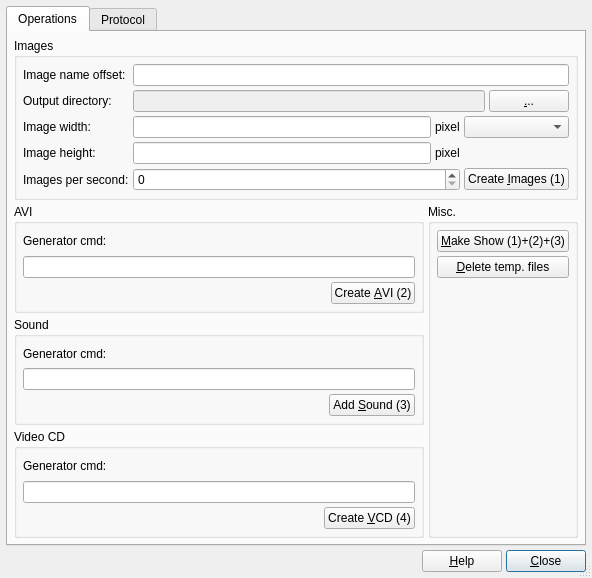
First picture: the form in src/CreateMovieDlg4.ui, repository mneuroth/MinDia, before the edit.
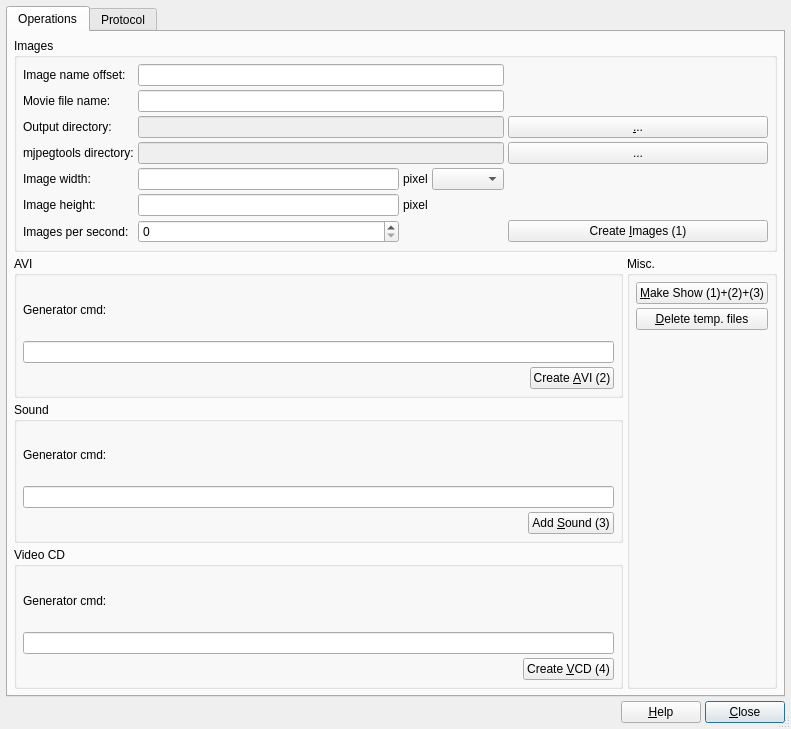
Second picture: the form after the edit.

Commit message: save and restore settings of CreateMovieDlg4 implemented

Diff of the .ui file:
```diff
--- a/src/CreateMovieDlg4.ui
+++ b/src/CreateMovieDlg4.ui
@@ -6,8 +6,8 @@
    <rect>
     <x>0</x>
     <y>0</y>
-    <width>592</width>
-    <height>578</height>
+    <width>791</width>
+    <height>729</height>
    </rect>
   </property>
   <property name="windowTitle">
@@ -32,85 +32,7 @@
          <property name="title">
           <string>Images</string>
          </property>
-         <layout class="QGridLayout">
-          <item row="3" column="0">
-           <widget class="QLabel" name="textLabel4">
-            <property name="text">
-             <string>Image height:</string>
-            </property>
-            <property name="wordWrap">
-             <bool>false</bool>
-            </property>
-           </widget>
-          </item>
-          <item row="2" column="1">
-           <widget class="QLineEdit" name="m_pImageWidth"/>
-          </item>
-          <item row="2" column="0">
-           <widget class="QLabel" name="textLabel3">
-            <property name="text">
-             <string>Image width:</string>
-            </property>
-            <property name="wordWrap">
-             <bool>false</bool>
-            </property>
-           </widget>
-          </item>
-          <item row="4" column="0">
-           <widget class="QLabel" name="textLabel5">
-            <property name="text">
-             <string>Images per second:</string>
-            </property>
-            <property name="wordWrap">
-             <bool>false</bool>
-            </property>
-           </widget>
-          </item>
-          <item row="2" column="2">
-           <widget class="QLabel" name="textLabel1_2">
-            <property name="text">
-             <string>pixel</string>
-            </property>
-            <property name="wordWrap">
-             <bool>false</bool>
-            </property>
-           </widget>
-          </item>
-          <item row="3" column="2">
-           <widget class="QLabel" name="textLabel1_2_2">
-            <property name="text">
-             <string>pixel</string>
-            </property>
-            <property name="wordWrap">
-             <bool>false</bool>
-            </property>
-           </widget>
-          </item>
-          <item row="4" column="1" colspan="2">
-           <widget class="QSpinBox" name="m_pImagesPerSecond"/>
-          </item>
-          <item row="3" column="1">
-           <widget class="QLineEdit" name="m_pImageHeight"/>
-          </item>
-          <item row="2" column="3" colspan="2">
-           <widget class="QComboBox" name="m_pImageRatio"/>
-          </item>
-          <item row="3" column="3" colspan="2">
-           <spacer name="spacer6">
-            <property name="orientation">
-             <enum>Qt::Horizontal</enum>
-            </property>
-            <property name="sizeType">
-             <enum>QSizePolicy::Expanding</enum>
-            </property>
-            <property name="sizeHint" stdset="0">
-             <size>
-              <width>101</width>
-              <height>20</height>
-             </size>
-            </property>
-           </spacer>
-          </item>
+         <layout class="QGridLayout" name="gridLayout_3">
           <item row="0" column="0">
            <widget class="QLabel" name="textLabel2">
             <property name="text">
@@ -121,14 +43,46 @@
             </property>
            </widget>
           </item>
-          <item row="1" column="1" colspan="3">
-           <widget class="QLineEdit" name="m_pDirectoryName">
-            <property name="enabled">
-             <bool>false</bool>
+          <item row="0" column="1" colspan="3">
+           <widget class="QLineEdit" name="m_pImageNameOffset"/>
+          </item>
+          <item row="0" column="4">
+           <spacer name="horizontalSpacer_2">
+            <property name="orientation">
+             <enum>Qt::Horizontal</enum>
             </property>
-           </widget>
+            <property name="sizeHint" stdset="0">
+             <size>
+              <width>40</width>
+              <height>20</height>
+             </size>
+            </property>
+           </spacer>
           </item>
           <item row="1" column="0">
+           <widget class="QLabel" name="lblMovieName">
+            <property name="text">
+             <string>Movie file name:</string>
+            </property>
+           </widget>
+          </item>
+          <item row="1" column="1" colspan="3">
+           <widget class="QLineEdit" name="m_pMovieFileName"/>
+          </item>
+          <item row="1" column="4">
+           <spacer name="horizontalSpacer">
+            <property name="orientation">
+             <enum>Qt::Horizontal</enum>
+            </property>
+            <property name="sizeHint" stdset="0">
+             <size>
+              <width>40</width>
+              <height>20</height>
+             </size>
+            </property>
+           </spacer>
+          </item>
+          <item row="2" column="0">
            <widget class="QLabel" name="textLabel1">
             <property name="text">
              <string>Output directory:</string>
@@ -138,17 +92,14 @@
             </property>
            </widget>
           </item>
-          <item row="4" column="3" colspan="2">
-           <widget class="QPushButton" name="m_pCreateImages">
-            <property name="text">
-             <string>Create &amp;Images (1)</string>
-            </property>
-            <property name="shortcut">
-             <string>Alt+I</string>
+          <item row="2" column="1" colspan="3">
+           <widget class="QLineEdit" name="m_pDirectoryName">
+            <property name="enabled">
+             <bool>false</bool>
             </property>
            </widget>
           </item>
-          <item row="1" column="4">
+          <item row="2" column="4">
            <widget class="QPushButton" name="m_pSelectDirectory">
             <property name="sizePolicy">
              <sizepolicy hsizetype="Minimum" vsizetype="Fixed">
@@ -164,8 +115,140 @@
             </property>
            </widget>
           </item>
-          <item row="0" column="1" colspan="4">
-           <widget class="QLineEdit" name="m_pImageNameOffset"/>
+          <item row="4" column="0">
+           <widget class="QLabel" name="textLabel3">
+            <property name="text">
+             <string>Image width:</string>
+            </property>
+            <property name="wordWrap">
+             <bool>false</bool>
+            </property>
+           </widget>
+          </item>
+          <item row="4" column="1">
+           <widget class="QLineEdit" name="m_pImageWidth"/>
+          </item>
+          <item row="4" column="2">
+           <widget class="QLabel" name="textLabel1_2">
+            <property name="text">
+             <string>pixel</string>
+            </property>
+            <property name="wordWrap">
+             <bool>false</bool>
+            </property>
+           </widget>
+          </item>
+          <item row="4" column="3">
+           <widget class="QComboBox" name="m_pImageRatio"/>
+          </item>
+          <item row="4" column="4">
+           <spacer name="horizontalSpacer_4">
+            <property name="orientation">
+             <enum>Qt::Horizontal</enum>
+            </property>
+            <property name="sizeHint" stdset="0">
+             <size>
+              <width>40</width>
+              <height>20</height>
+             </size>
+            </property>
+           </spacer>
+          </item>
+          <item row="5" column="0">
+           <widget class="QLabel" name="textLabel4">
+            <property name="text">
+             <string>Image height:</string>
+            </property>
+            <property name="wordWrap">
+             <bool>false</bool>
+            </property>
+           </widget>
+          </item>
+          <item row="5" column="1">
+           <widget class="QLineEdit" name="m_pImageHeight"/>
+          </item>
+          <item row="5" column="2">
+           <widget class="QLabel" name="textLabel1_2_2">
+            <property name="text">
+             <string>pixel</string>
+            </property>
+            <property name="wordWrap">
+             <bool>false</bool>
+            </property>
+           </widget>
+          </item>
+          <item row="5" column="3" colspan="2">
+           <spacer name="spacer6">
+            <property name="orientation">
+             <enum>Qt::Horizontal</enum>
+            </property>
+            <property name="sizeType">
+             <enum>QSizePolicy::Expanding</enum>
+            </property>
+            <property name="sizeHint" stdset="0">
+             <size>
+              <width>101</width>
+              <height>20</height>
+             </size>
+            </property>
+           </spacer>
+          </item>
+          <item row="6" column="0">
+           <widget class="QLabel" name="textLabel5">
+            <property name="text">
+             <string>Images per second:</string>
+            </property>
+            <property name="wordWrap">
+             <bool>false</bool>
+            </property>
+           </widget>
+          </item>
+          <item row="6" column="1">
+           <widget class="QSpinBox" name="m_pImagesPerSecond"/>
+          </item>
+          <item row="6" column="2" colspan="2">
+           <spacer name="horizontalSpacer_3">
+            <property name="orientation">
+             <enum>Qt::Horizontal</enum>
+            </property>
+            <property name="sizeHint" stdset="0">
+             <size>
+              <width>40</width>
+              <height>20</height>
+             </size>
+            </property>
+           </spacer>
+          </item>
+          <item row="6" column="4">
+           <widget class="QPushButton" name="m_pCreateImages">
+            <property name="text">
+             <string>Create &amp;Images (1)</string>
+            </property>
+            <property name="shortcut">
+             <string>Alt+I</string>
+            </property>
+           </widget>
+          </item>
+          <item row="3" column="0">
+           <widget class="QLabel" name="lblMjpegToolsDir">
+            <property name="text">
+             <string>mjpegtools directory:</string>
+            </property>
+           </widget>
+          </item>
+          <item row="3" column="1" colspan="3">
+           <widget class="QLineEdit" name="m_pMjpegtoolsDirectory">
+            <property name="enabled">
+             <bool>false</bool>
+            </property>
+           </widget>
+          </item>
+          <item row="3" column="4">
+           <widget class="QPushButton" name="m_pChangeMjpegToolsDirectory">
+            <property name="text">
+             <string>...</string>
+            </property>
+           </widget>
           </item>
          </layout>
         </widget>
```
Left out of the diff: 191 changed lines with no effect on the pictures. The commit also changes 3 other files.
